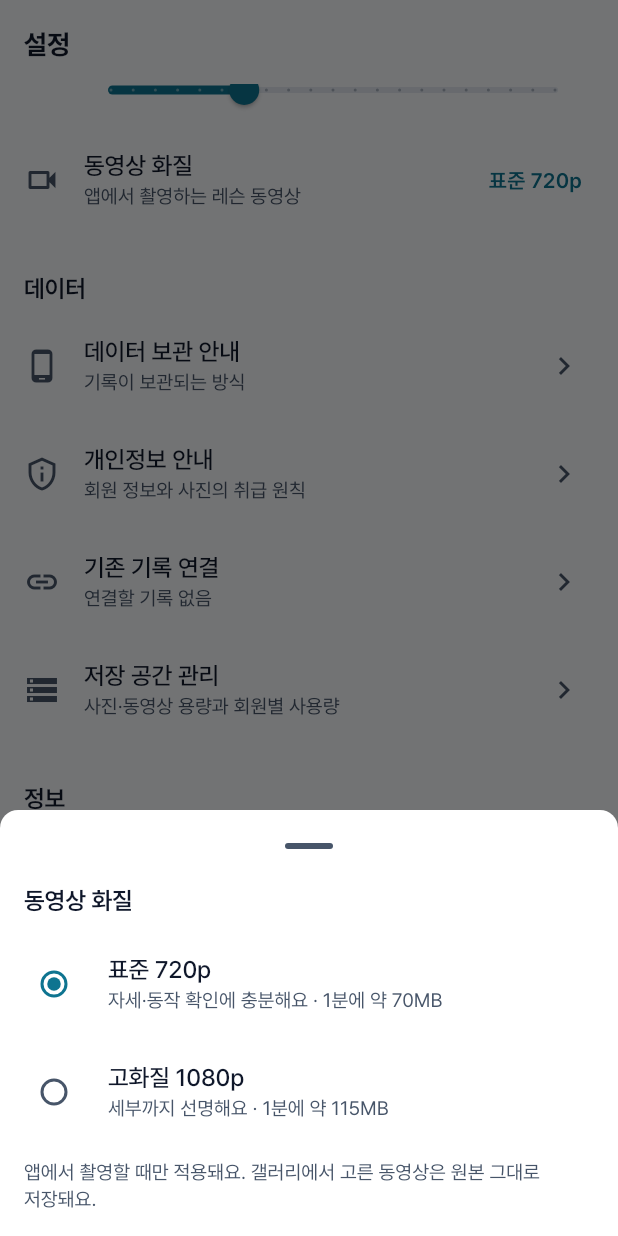
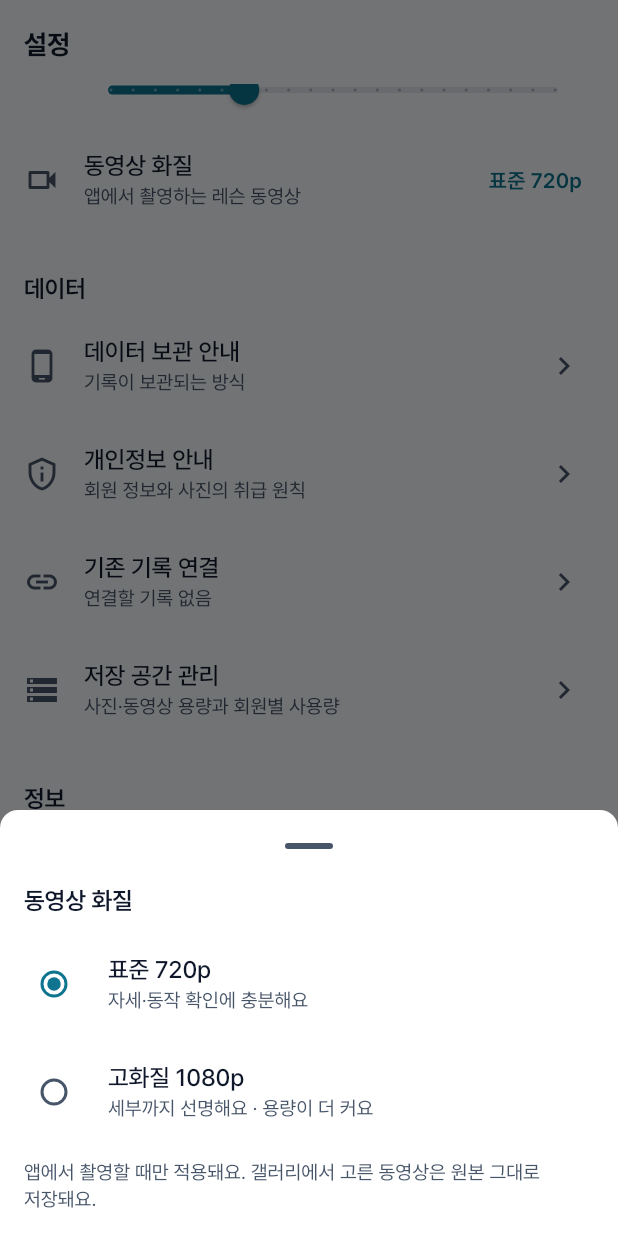
Before and after one commit to kaq6822/body_frame, a Flutter app: the SettingsScreen screen opened by its route, scrolled down 576 dp, after a tap on "동영상 화질", on a phone screen of 412 x 824 dp. Run offline on Flutter 3.47's test engine with Material 3 defaults, Android fonts, the phone set to English and light mode, and no system bars; our stand-ins replace camera, flutter_riverpod, go_router, image_picker, photo_view, sensors_plus and 4 more; missing offline and left inert: app_settings, exif, gal; accounts and stored records are empty.

Commit message:
fix(settings): drop per-minute size estimates from video quality options
Recorded file size depends on each device's encoder bitrate, codec and
frame rate, so fixed MB-per-minute figures misled users. Keep only the
relative note that 1080p takes more storage.

Co-Authored-By: Claude Opus 5.5 <noreply@anthropic.com>

```diff
--- a/lib/core/models/app_settings.dart
+++ b/lib/core/models/app_settings.dart
@@ -55,7 +55,8 @@ class ExportImageOptions {
 /// 앱에서 촬영하는 레슨 동영상의 화질.
 ///
 /// Android CameraX는 비트레이트 지정을 무시하므로 해상도가 파일 크기를 정하는
-/// 유일한 수단이다. 1080p는 1분에 100MB를 넘어 기본값은 720p로 둔다.
+/// 유일한 수단이다. 실제 용량은 기기 인코더에 따라 달라지지만 1080p는 크게
+/// 늘어나므로 기본값은 720p로 둔다.
 enum VideoQuality {
   /// 720p. 자세·동작 확인에 충분하다.
   standard,
--- a/lib/features/settings/settings_screen.dart
+++ b/lib/features/settings/settings_screen.dart
@@ -484,8 +484,8 @@ class _VideoQualitySheet extends StatelessWidget {
   const _VideoQualitySheet({required this.current});
 
   static const _descriptions = {
-    VideoQuality.standard: '자세·동작 확인에 충분해요 · 1분에 약 70MB',
-    VideoQuality.high: '세부까지 선명해요 · 1분에 약 115MB',
+    VideoQuality.standard: '자세·동작 확인에 충분해요',
+    VideoQuality.high: '세부까지 선명해요 · 용량이 더 커요',
   };
 
   @override
```
Also changed, not shown: 1 other file.
